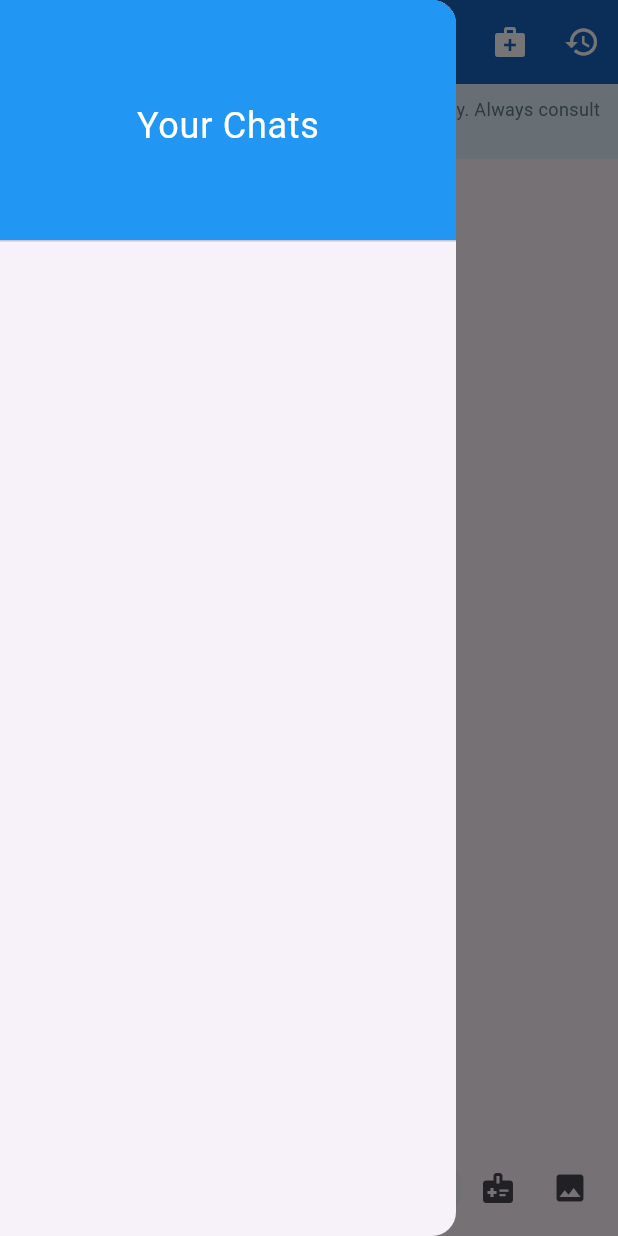
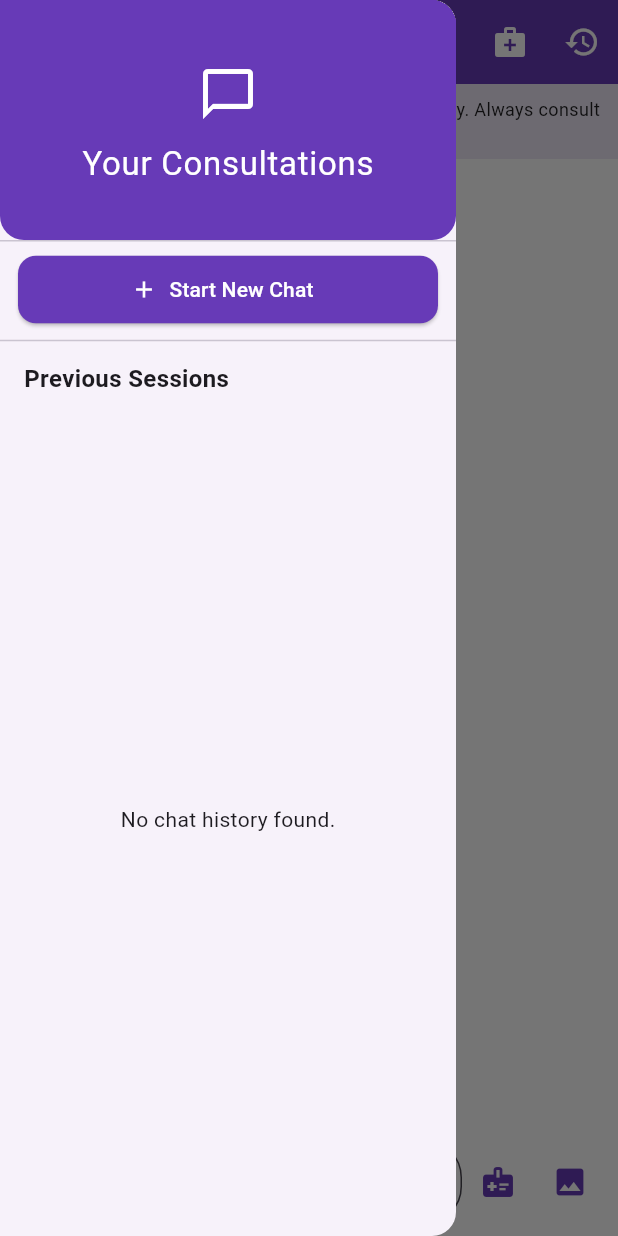
Before and after one commit to Muhammad-Hashir-Khalil-Yousafzai/healthcareApp, a Flutter app: the ChatBotScreen screen opened directly, with the side drawer open, on a phone screen of 412 x 824 dp. Run offline on Flutter 3.47's test engine with Material 3 defaults, Android fonts, the phone set to English and light mode, and no system bars; drawn by our look-alikes of dash_chat_2; our stand-ins replace cloud_firestore, dotted_border, file_picker, firebase_auth, firebase_core, flutter_gemini and 13 more; accounts and stored records are empty; network calls fail.

Commit message:
7th commit

```diff
--- a/lib/Doctor Dashboard/Home/chatbot.dart
+++ b/lib/Doctor Dashboard/Home/chatbot.dart
@@ -33,7 +33,7 @@ RULES:
 2. Always clarify "I'm an AI assistant"
 3. For emergencies: "This sounds serious. Please call emergency services or go to the nearest hospital immediately"
 4. Never prescribe medications
-5. Suggessts the medicines according to the conditions
+5. Suggest the medicines according to the conditions
 """;
 
   List<ChatMessage> messages = [];
@@ -46,7 +46,6 @@ RULES:
     profileImage: "assets/images/healthguard_icon.png",
   );
 
-  // New: For chat history
   final List<ChatSession> _allSessions = [];
   ChatSession _currentSession =
   ChatSession(id: DateTime.now().toString(), title: "New Chat");
@@ -77,7 +76,6 @@ RULES:
   }
 
   Future<void> _saveChatHistory() async {
-    // Update current session messages
     _currentSession = ChatSession(
       id: _currentSession.id,
       title: messages.isNotEmpty
@@ -88,7 +86,6 @@ RULES:
       messages: messages,
     );
 
-    // Replace or add session
     final index = _allSessions.indexWhere((s) => s.id == _currentSession.id);
     if (index >= 0) {
       _allSessions[index] = _currentSession;
@@ -96,7 +93,6 @@ RULES:
       _allSessions.add(_currentSession);
     }
 
-    // Save to storage
     final prefs = await SharedPreferences.getInstance();
     await prefs.setString(
       'chat_sessions',
@@ -121,7 +117,6 @@ RULES:
       messages = session.messages;
     });
   }
-  // ================== END OF NEW METHODS ==================
 
   void _sendSystemPrompt() async {
     await gemini.text(_systemPrompt);
@@ -130,10 +125,11 @@ RULES:
   @override
   Widget build(BuildContext context) {
     return Scaffold(
+      backgroundColor: Colors.white, // Updated background
       appBar: AppBar(
         centerTitle: true,
         title: const Text("Virtual Doctor Consultation"),
-        backgroundColor: Colors.blue[800],
+        backgroundColor: Colors.deepPurple,
         foregroundColor: Colors.white,
         actions: [
           IconButton(
@@ -151,60 +147,104 @@ RULES:
       body: Column(
         children: [
           _buildDisclaimerBanner(),
+          Expanded(
+            child: Column(
+              children: [
                 Expanded(child: _buildChatUI()),
-          if (_isTyping) _buildTypingIndicator(),
+                if (_isTyping) _buildTypingIndicator(), // ← Now just above input
               ],
             ),
-      // floatingActionButton: FloatingActionButton(
-      //   onPressed: _startNewChat,
-      //   child: const Icon(Icons.add),
-      //   backgroundColor: Colors.blue[800],
-      // ),
+          ),
+        ],
+      ),
+
+
     );
   }
 
   Widget _buildChatHistoryDrawer() {
     return Drawer(
+      child: SafeArea(
         child: Column(
+          crossAxisAlignment: CrossAxisAlignment.start,
           children: [
-          const DrawerHeader(
-            decoration: BoxDecoration(color: Colors.blue),
+            DrawerHeader(
+              decoration: BoxDecoration(
+                color: Colors.deepPurple,
+                borderRadius: const BorderRadius.only(
+                  bottomLeft: Radius.circular(16),
+                  bottomRight: Radius.circular(16),
+                ),
+              ),
               child: Center(
-              child: Text(
-                'Your Chats',
-                style: TextStyle(color: Colors.white, fontSize: 24),
+                child: Column(
+                  mainAxisAlignment: MainAxisAlignment.center,
+                  children: const [
+                    Icon(Icons.chat_bubble_outline, color: Colors.white, size: 40),
+                    SizedBox(height: 10),
+                    Text(
+                      'Your Consultations',
+                      style: TextStyle(color: Colors.white, fontSize: 22),
+                    ),
+                  ],
                 ),
               ),
             ),
+            Padding(
+              padding: const EdgeInsets.symmetric(horizontal: 12.0),
+              child: ElevatedButton.icon(
+                style: ElevatedButton.styleFrom(
+                  backgroundColor: Colors.deepPurple,
+                  shape: RoundedRectangleBorder(
+                    borderRadius: BorderRadius.circular(12),
+                  ),
+                  minimumSize: const Size.fromHeight(45),
+                ),
+                onPressed: () {
+                  Navigator.pop(context);
+                  _startNewChat();
+                },
+                icon: const Icon(Icons.add, color: Colors.white),
+                label: const Text("Start New Chat", style: TextStyle(color: Colors.white)),
+              ),
+            ),
+            const Divider(height: 20, thickness: 1),
+            const Padding(
+              padding: EdgeInsets.symmetric(horizontal: 16.0, vertical: 4),
+              child: Text("Previous Sessions", style: TextStyle(fontSize: 16, fontWeight: FontWeight.bold)),
+            ),
             Expanded(
-            child: ListView.builder(
+              child: _allSessions.isEmpty
+                  ? const Center(child: Text("No chat history found."))
+                  : ListView.separated(
                 itemCount: _allSessions.length,
+                separatorBuilder: (_, __) => const Divider(height: 1),
                 itemBuilder: (ctx, index) {
                   final session = _allSessions[index];
+                  final bool isCurrent = session.id == _currentSession.id;
                   return ListTile(
-                  title: Text(session.title),
-                  subtitle: Text(
-                    '${session.messages.length} messages',
-                    style: const TextStyle(fontSize: 12),
-                  ),
+                    leading: const Icon(Icons.chat, color: Colors.deepPurple),
+                    title: Text(session.title, maxLines: 1, overflow: TextOverflow.ellipsis),
+                    subtitle: Text("${session.messages.length} messages", style: const TextStyle(fontSize: 12)),
+                    tileColor: isCurrent ? Colors.deepPurple.shade50 : null,
                     trailing: IconButton(
-                    icon: const Icon(Icons.delete),
+                      icon: const Icon(Icons.delete_outline, color: Colors.red),
                       onPressed: () => _deleteChat(session.id),
                     ),
                     onTap: () {
                       _switchChat(session.id);
                       Navigator.pop(context);
                     },
-                  tileColor:
-                      session.id == _currentSession.id ? Colors.blue[50] : null,
                   );
                 },
               ),
             ),
           ],
         ),
+      ),
     );
   }
+
 
   Future<void> _deleteChat(String sessionId) async {
     setState(() {
@@ -223,11 +263,11 @@ RULES:
   Widget _buildDisclaimerBanner() {
     return Container(
       padding: const EdgeInsets.all(8),
-      color: Colors.blue[50],
+      color: Colors.deepPurple.shade50,
       child: const Text(
         'Note: This AI provides general health information only. Always consult a real doctor for medical advice.',
         textAlign: TextAlign.center,
-        style: TextStyle(fontSize: 12, color: Colors.blueGrey),
+        style: TextStyle(fontSize: 12, color: Colors.black87),
       ),
     );
   }
@@ -235,66 +275,64 @@ RULES:
   Widget _buildChatUI() {
     return DashChat(
       inputOptions: InputOptions(
+        inputTextStyle: const TextStyle(color: Colors.black),
+        inputDecoration: InputDecoration(
+          fillColor: Colors.white,
+          filled: true,
+          hintText: 'Type your message...',
+          hintStyle: const TextStyle(color: Colors.black54),
+          border: OutlineInputBorder(
+            borderRadius: BorderRadius.circular(25),
+            borderSide: BorderSide(color: Colors.deepPurple)
+          ),
+        ),
         trailing: [
           IconButton(
-            icon: const Icon(Icons.medical_information),
+            icon: const Icon(Icons.medical_information, color: Colors.deepPurple),
             onPressed: _showHealthTips,
           ),
           IconButton(
             onPressed: _sendMediaMessage,
-            icon: const Icon(Icons.image),
+            icon: const Icon(Icons.image, color: Colors.deepPurple),
           ),
         ],
-        inputTextStyle: TextStyle(color: Colors.blue[900]),
       ),
       currentUser: currentUser,
       onSend: (msg) {
         _sendMessage(msg);
-        _saveChatHistory(); // Auto-save after each message
+        _saveChatHistory();
       },
       messages: messages,
       messageOptions: MessageOptions(
-        currentUserContainerColor: Colors.blue[100],
-        containerColor: Colors.grey,
+        currentUserContainerColor: Colors.white,
+        containerColor: Colors.deepPurple.shade50,
         textColor: Colors.black,
-        messageTextBuilder: (message, previousMessage, nextMessage) {
+        messageTextBuilder: (message, _, __) {
           return Container(
-            padding: const EdgeInsets.all(12),
-            margin: const EdgeInsets.only(bottom: 4),
+            padding: const EdgeInsets.only(left: 15, right: 15,top: 10,bottom: 10),
             decoration: BoxDecoration(
               color: message.user == currentUser
-                  ? Colors.blue[50]
-                  : Colors.grey[50],
+                  ? Colors.deepPurple.shade50
+                  : Colors.deepPurple.shade50,
               borderRadius: BorderRadius.circular(12),
-              border: Border.all(
-                color: message.user == currentUser
-                    ? Colors.blue[100]!
-                    : Colors.grey[300]!,
-              ),
             ),
             child: Column(
               crossAxisAlignment: CrossAxisAlignment.start,
               children: [
                 if (message.user != currentUser)
-                  Padding(
-                    padding: const EdgeInsets.only(bottom: 4),
-                    child: Text(
+                  Text(
                     'Dr. AI',
                     style: TextStyle(
                       fontWeight: FontWeight.bold,
-                        color: Colors.blue[800],
-                      ),
+                      color: Colors.deepPurple,
                     ),
                   ),
                 MarkdownBody(
                   data: message.text,
                   styleSheet: MarkdownStyleSheet(
-                    p: TextStyle(
-                      color: Colors.black87,
-                      fontSize: 16,
-                    ),
+                    p: const TextStyle(color: Colors.black87, fontSize: 16),
                     strong: TextStyle(
-                      color: Colors.blue[800],
+                      color: Colors.deepPurple.shade800,
                       fontWeight: FontWeight.bold,
                     ),
                   ),
@@ -306,9 +344,6 @@ RULES:
       ),
     );
   }
-
-  // ... [Keep all your existing methods (_buildTypingIndicator, _sendMessage,
-  // _extractResponse, _sendMediaMessage, _showDisclaimer, _showHealthTips)]
 
   Widget _buildTypingIndicator() {
     return const Padding(
@@ -379,14 +414,12 @@ RULES:
         "$previous ${current is TextPart ? current.text : ''}") ??
         "";
 
-    // Ensure the AI doesn't present itself as human
     if (response.contains("Your Name") ||
         response.contains("[Your title]") ||
         response.contains("physician") ||
         response.contains("nurse")) {
       response =
       "I'm HealthGuard AI, your virtual healthcare assistant. $response";
-      // debugPrint(response);
     }
 
     return response;
@@ -443,7 +476,6 @@ RULES:
   }
 }
 
-// ================== NEW METHODS FOR CHAT HISTORY ==================
 class ChatSession {
   final String id;
   final String title;
--- a/lib/UserDashboard/Doctors/DoctorDetailsScreen.dart
+++ b/lib/UserDashboard/Doctors/DoctorDetailsScreen.dart
@@ -215,7 +215,7 @@ class _DoctorDetailsScreenState extends State<DoctorDetailsScreen> {
                         padding: const EdgeInsets.symmetric(
                             horizontal: 16, vertical: 12),
                         decoration: BoxDecoration(
-                          color: Colors.deepPurple.withOpacity(0.1),
+                          color: Colors.white,
                           borderRadius: BorderRadius.circular(15),
                         ),
                         child: Row(
--- a/lib/main.dart
+++ b/lib/main.dart
@@ -1,4 +1,5 @@
 import 'package:firebase_core/firebase_core.dart';
+import 'package:healthcare/UserDashboard/Home/Home.dart';
 import 'package:healthcare/UserDashboard/Login_Signup/authgate.dart';
 import 'package:hive/hive.dart';
 import 'package:hive_flutter/adapters.dart';
@@ -26,7 +27,7 @@ class HealthcareApp extends StatelessWidget {
   @override
   Widget build(BuildContext context) {
     return MaterialApp(
-      home: Authgate(),
+      home: HomePage(),
       theme: ThemeData(
         appBarTheme: AppBarTheme(
           backgroundColor: Colors.deepPurple, // Deep purple background color
```
Also changed, not shown: lib/UserDashboard/AI_Features/chatbot.dart (+6 -6 lines). Lines whose indentation alone changed are shown as unchanged.
